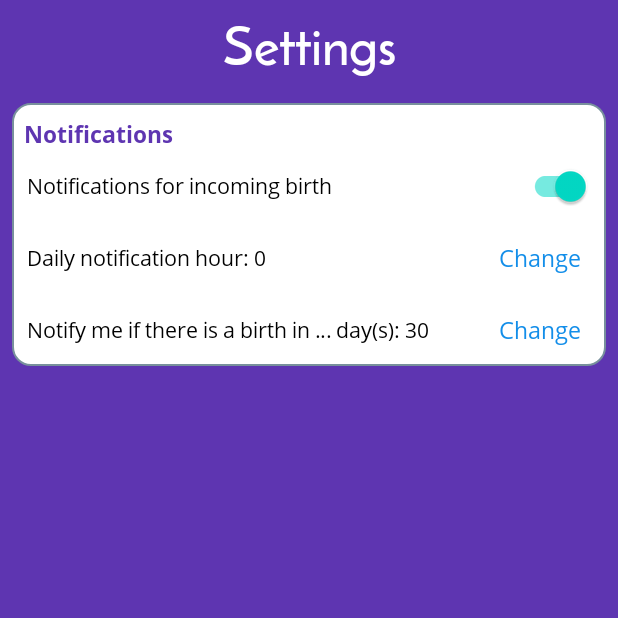
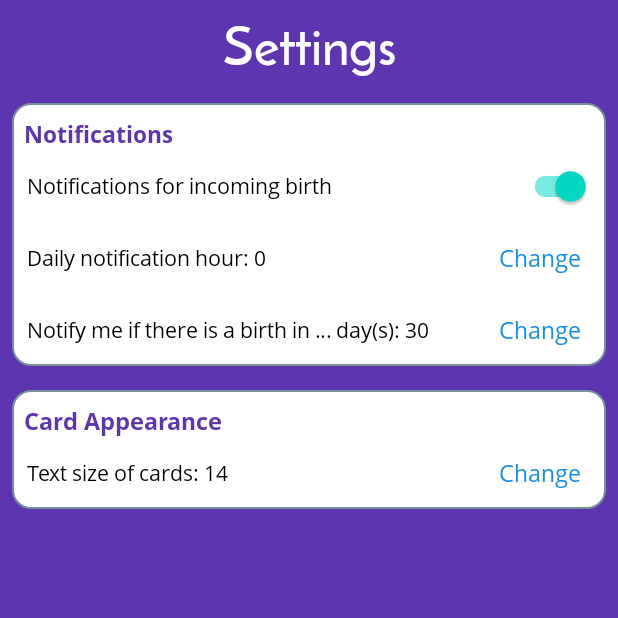
Before and after one commit to SametBozkurt/AnimalPregnancyTracking, an Android app: the ActivityAyarlar screen opened directly, with no data from a screen before it, on a phone screen of 412 x 824 dp, the top half of it. Run offline under Robolectric (Android 15) with nearby library versions, the phone set to English and light mode, and no system bars.

Commit message:
Keep working on Settings stuff...

```diff
--- a/app/build.gradle
+++ b/app/build.gradle
@@ -9,7 +9,7 @@ android {
         minSdkVersion 21
         targetSdkVersion 30
         versionCode 45
-        versionName '1.3.1-191220-hazirlik'
+        versionName '1.3.1-211220-hazirlik'
         testInstrumentationRunner "androidx.test.runner.AndroidJUnitRunner"
     }
     buildTypes {
--- a/app/src/main/AndroidManifest.xml
+++ b/app/src/main/AndroidManifest.xml
@@ -28,7 +28,6 @@
             android:name=".ActivityAyarlar"
             android:label="@string/title_activity_ayarlar"
             android:theme="@style/NoActionBar" />
-
         <activity
             android:name=".ActivityAppInfo"
             android:label="@string/activity_info_title"
@@ -89,7 +88,6 @@
             <intent-filter>
                 <action android:name="android.intent.action.MAIN" />
                 <action android:name="android.intent.action.VIEW" />
-
                 <category android:name="android.intent.category.LAUNCHER" />
             </intent-filter>
         </activity>
@@ -104,7 +102,8 @@
 
         <receiver
             android:name=".AlarmLauncher"
-            android:enabled="true">
+            android:enabled="true"
+            android:exported="false">
             <intent-filter>
                 <action android:name="android.intent.action.BOOT_COMPLETED" />
                 <action android:name="SET_AN_ALARM" />
@@ -121,6 +120,7 @@
                 android:name="android.support.FILE_PROVIDER_PATHS"
                 android:resource="@xml/file_paths" />
         </provider>
+
     </application>
 
 </manifest>
--- a/app/src/main/java/com/abcd/hayvandogumtakibi2/ActivityAyarlar.java
+++ b/app/src/main/java/com/abcd/hayvandogumtakibi2/ActivityAyarlar.java
@@ -11,10 +11,11 @@ import android.os.Bundle;
 import android.view.View;
 import android.widget.Button;
 import android.widget.CompoundButton;
+import android.widget.LinearLayout;
+import android.widget.RadioGroup;
 import android.widget.SeekBar;
 import android.widget.TextView;
 import android.widget.TimePicker;
-import android.widget.Toast;
 
 import androidx.appcompat.app.AppCompatActivity;
 
@@ -26,14 +27,18 @@ public class ActivityAyarlar extends AppCompatActivity {
     private static final int ALARM_REQ_CODE = 1233;
     private static final String ALARM_INTENT = "SET_AN_ALARM";
     Button changeHour, changeRange;
-
+    TextView notificationHour, notifyRange, textSize;
+    LinearLayout parentLayout;
 
     @Override
     protected void onCreate(Bundle savedInstanceState) {
         super.onCreate(savedInstanceState);
         setContentView(R.layout.activity_ayarlar);
-        final TextView notificationHour=findViewById(R.id.text_hour);
-        final TextView notifyRange=findViewById(R.id.text_range);
+        parentLayout=findViewById(R.id.linear_layout);
+        notificationHour=findViewById(R.id.text_hour);
+        notifyRange=findViewById(R.id.text_range);
+        textSize=findViewById(R.id.text_size);
+        final Button changeTextSize=findViewById(R.id.change_textSize);
         final SwitchMaterial switchNotifications=findViewById(R.id.switch_notifications);
         changeHour=findViewById(R.id.change_hour);
         changeRange=findViewById(R.id.change_the_range);
@@ -44,7 +49,6 @@ public class ActivityAyarlar extends AppCompatActivity {
                 if(isChecked){
                     PreferencesHolder.setIsIncomingBirthNotEnabled(context,true);
                     sendBroadcast(new Intent(context, AlarmLauncher.class).setAction(ALARM_INTENT));
-                    Toast.makeText(context,"Alarm set",Toast.LENGTH_SHORT).show();
                     enableNotElements();
                 }
                 else{
@@ -53,17 +57,10 @@ public class ActivityAyarlar extends AppCompatActivity {
                     final Intent intent = new Intent(getApplicationContext(), AlarmLauncher.class);
                     final PendingIntent pendingIntent = PendingIntent.getBroadcast(getApplicationContext(), ALARM_REQ_CODE, intent, PendingIntent.FLAG_CANCEL_CURRENT);
                     alarmManager.cancel(pendingIntent);
-                    Toast.makeText(context,"Alarm canceled",Toast.LENGTH_SHORT).show();
                     disableNotElements();
                 }
             }
         });
-        notificationHour.setText(new StringBuilder(getString(R.string.text_daily_not_hour))
-                .append(" ")
-                .append(PreferencesHolder.getAlarmHour(context)));
-        notifyRange.setText(new StringBuilder(getString(R.string.text_notify_range))
-                .append(" ")
-                .append(PreferencesHolder.getDayRange(context)));
         changeHour.setOnClickListener(new View.OnClickListener() {
             @Override
             public void onClick(View v) {
@@ -146,6 +143,52 @@ public class ActivityAyarlar extends AppCompatActivity {
                 seekbarDialog.show();
             }
         });
+        changeTextSize.setOnClickListener(new View.OnClickListener() {
+            @Override
+            public void onClick(View v) {
+                final float[] selectedSize = {14.0f};
+                final Dialog textSizeDialog=new Dialog(context);
+                textSizeDialog.setContentView(R.layout.layout_textsize_dialog);
+                final RadioGroup radioGroup=textSizeDialog.findViewById(R.id.radio_group_textSize);
+                final Button btnPositive=textSizeDialog.findViewById(R.id.btn_ok);
+                final Button btnNegative=textSizeDialog.findViewById(R.id.btn_cancel);
+                final TextView textView=textSizeDialog.findViewById(R.id.title_text);
+                radioGroup.setOnCheckedChangeListener(new RadioGroup.OnCheckedChangeListener() {
+                    @Override
+                    public void onCheckedChanged(RadioGroup group, int checkedId) {
+                        if(checkedId==R.id.sizeLarge){
+                            selectedSize[0] =18.0f;
+                        }
+                        else if(checkedId==R.id.sizeMedium){
+                            selectedSize[0] =14.0f;
+                        }
+                        else if(checkedId==R.id.sizeSmall){
+                            selectedSize[0] =12.0f;
+                        }
+                        textView.setText(new StringBuilder(getString(R.string.text_textSize))
+                                .append(" ")
+                                .append((int)selectedSize[0]));
+                    }
+                });
+                btnPositive.setOnClickListener(new View.OnClickListener() {
+                    @Override
+                    public void onClick(View v) {
+                        textSize.setText(new StringBuilder(getString(R.string.text_textSize))
+                                .append(" ")
+                                .append((int)selectedSize[0]));
+                        PreferencesHolder.setCardTextSize(context,selectedSize[0]);
+                        textSizeDialog.dismiss();
+                    }
+                });
+                btnNegative.setOnClickListener(new View.OnClickListener() {
+                    @Override
+                    public void onClick(View v) {
+                        textSizeDialog.dismiss();
+                    }
+                });
+                textSizeDialog.show();
+            }
+        });
     }
 
     @Override
@@ -154,6 +197,15 @@ public class ActivityAyarlar extends AppCompatActivity {
         if(!PreferencesHolder.getIsIncomingBirthNotEnabled(context)){
             disableNotElements();
         }
+        notificationHour.setText(new StringBuilder(getString(R.string.text_daily_not_hour))
+                .append(" ")
+                .append(PreferencesHolder.getAlarmHour(context)));
+        notifyRange.setText(new StringBuilder(getString(R.string.text_notify_range))
+                .append(" ")
+                .append(PreferencesHolder.getDayRange(context)));
+        textSize.setText(new StringBuilder(getString(R.string.text_textSize))
+                .append(" ")
+                .append((int)PreferencesHolder.getCardTextSize(context)));
     }
 
     protected void disableNotElements(){
@@ -168,4 +220,5 @@ public class ActivityAyarlar extends AppCompatActivity {
         changeHour.setTextColor(Color.parseColor("#138EE9"));
         changeRange.setTextColor(Color.parseColor("#138EE9"));
     }
+
 }
--- a/app/src/main/java/com/abcd/hayvandogumtakibi2/KayitlarAdapter.java
+++ b/app/src/main/java/com/abcd/hayvandogumtakibi2/KayitlarAdapter.java
@@ -5,6 +5,7 @@ import android.content.Intent;
 import android.graphics.Color;
 import android.os.Bundle;
 import android.os.Environment;
+import android.util.TypedValue;
 import android.view.Gravity;
 import android.view.LayoutInflater;
 import android.view.View;
@@ -55,6 +56,7 @@ public class KayitlarAdapter extends RecyclerView.Adapter<KayitlarAdapter.Custom
 
     @Override
     public void onBindViewHolder(@NonNull CustomViewHolder holder, int position) {
+        holder.textView.setTextSize(TypedValue.COMPLEX_UNIT_SP,PreferencesHolder.getCardTextSize(context));
         final DataModel dataModel=dataModelArrayList.get(position);
         switch(code){
             case 0:
--- a/app/src/main/java/com/abcd/hayvandogumtakibi2/KritiklerAdapter.java
+++ b/app/src/main/java/com/abcd/hayvandogumtakibi2/KritiklerAdapter.java
@@ -6,6 +6,7 @@ import android.graphics.Color;
 import android.net.Uri;
 import android.os.Bundle;
 import android.os.Environment;
+import android.util.TypedValue;
 import android.view.Gravity;
 import android.view.LayoutInflater;
 import android.view.View;
@@ -57,6 +58,7 @@ public class KritiklerAdapter extends RecyclerView.Adapter<KritiklerAdapter.Cust
 
     @Override
     public void onBindViewHolder(CustomViewHolder holder, int position) {
+        holder.textView.setTextSize(TypedValue.COMPLEX_UNIT_SP,PreferencesHolder.getCardTextSize(context));
         final DataModel dataModel=dataModelArrayList.get(position);
         holder.textView.setText(new StringBuilder(dataModel.getIsim()));
         switch(code){
--- a/app/src/main/java/com/abcd/hayvandogumtakibi2/PreferencesHolder.java
+++ b/app/src/main/java/com/abcd/hayvandogumtakibi2/PreferencesHolder.java
@@ -9,6 +9,7 @@ public class PreferencesHolder {
     private static final String CONF_KEY_HOUR = "alarm_hour";
     private static final String CONF_KEY_DAY_RANGE = "critical_day_range";
     private static final String CONF_KEY_INCOMING_BIRTH_NOT = "is_incoming_birth_not_enabled";
+    private static final String CONF_KEY_TEXT_SIZE_OF_CARDS = "text_size_of_cards";
 
     static int getAlarmHour(final Context context){
         final SharedPreferences sharedPref = context.getSharedPreferences(PREF_CONF_FILE_NAME,Context.MODE_PRIVATE);
@@ -46,4 +47,16 @@ public class PreferencesHolder {
         editor.apply();
     }
 
+    static float getCardTextSize(final Context context){
+        final SharedPreferences sharedPref = context.getSharedPreferences(PREF_CONF_FILE_NAME,Context.MODE_PRIVATE);
+        return sharedPref.getFloat(CONF_KEY_TEXT_SIZE_OF_CARDS, 14.0f);
+    }
+
+    static void setCardTextSize(final Context context, float size){
+        final SharedPreferences sharedPref = context.getSharedPreferences(PREF_CONF_FILE_NAME,Context.MODE_PRIVATE);
+        final SharedPreferences.Editor editor = sharedPref.edit();
+        editor.putFloat(CONF_KEY_TEXT_SIZE_OF_CARDS, size);
+        editor.apply();
+    }
+
 }
--- a/app/src/main/res/layout/activity_ayarlar.xml
+++ b/app/src/main/res/layout/activity_ayarlar.xml
@@ -5,6 +5,7 @@
     xmlns:app="http://schemas.android.com/apk/res-auto"
     android:layout_width="match_parent"
     android:layout_height="match_parent"
+    android:id="@+id/linear_layout"
     android:orientation="vertical"
     android:background="#5e35b1"
     tools:context=".ActivityAyarlar">
@@ -83,14 +84,14 @@
                 android:id="@+id/text_range"
                 android:layout_width="wrap_content"
                 android:layout_height="wrap_content"
+                android:layout_alignStart="@id/change_the_range"
                 android:layout_alignParentStart="true"
                 android:layout_centerVertical="true"
-                android:layout_alignStart="@id/change_the_range"
                 android:layout_marginStart="@dimen/margin_kategori_3"
                 android:layout_marginEnd="@dimen/margin_kategori_3"
                 android:fontFamily="@font/open_sans"
                 android:text="@string/text_notify_range"
-                android:textColor="#000" />
+                android:textColor="#000"/>
 
             <com.google.android.material.button.MaterialButton
                 android:id="@+id/change_the_range"
@@ -108,4 +109,52 @@
 
     </LinearLayout>
 
+    <LinearLayout
+        android:layout_width="match_parent"
+        android:layout_height="wrap_content"
+        android:background="@drawable/item_style_5"
+        android:layout_margin="@dimen/margin_kategori_2"
+        android:orientation="vertical">
+
+        <TextView
+            android:layout_width="wrap_content"
+            android:layout_height="wrap_content"
+            android:layout_gravity="start"
+            android:layout_marginStart="@dimen/margin_kategori_2"
+            android:layout_marginTop="@dimen/margin_kategori_3"
+            android:fontFamily="@font/open_sans_bold"
+            android:text="@string/title_cardAppearance"
+            android:textColor="#5e35b1"
+            android:textSize="15sp" />
+
+        <FrameLayout
+            android:layout_width="match_parent"
+            android:layout_height="wrap_content">
+
+            <TextView
+                android:id="@+id/text_size"
+                android:layout_width="wrap_content"
+                android:layout_height="wrap_content"
+                android:layout_gravity="start|center_vertical"
+                android:layout_marginStart="@dimen/margin_kategori_3"
+                android:layout_marginEnd="@dimen/margin_kategori_3"
+                android:fontFamily="@font/open_sans"
+                android:text="@string/text_textSize"
+                android:textColor="#000" />
+
+            <com.google.android.material.button.MaterialButton
+                android:id="@+id/change_textSize"
+                style="@style/TextButton1"
+                android:layout_width="wrap_content"
+                android:layout_height="wrap_content"
+                android:fontFamily="@font/open_sans"
+                android:text="@string/button_text_change"
+                android:textColor="#138EE9"
+                android:layout_gravity="end"
+                app:rippleColor="#84BCE4" />
+
+        </FrameLayout>
+
+    </LinearLayout>
+
 </LinearLayout>
--- a/app/src/main/res/layout/layout_timepicker_dialog.xml
+++ b/app/src/main/res/layout/layout_timepicker_dialog.xml
@@ -41,5 +41,4 @@
 
     </FrameLayout>
 
-
 </LinearLayout>
--- a/app/src/main/res/values/strings.xml
+++ b/app/src/main/res/values/strings.xml
@@ -158,5 +158,10 @@
     <string name="text_cancel">Cancel</string>
     <string name="text_notify_range">Notify me if there is a birth in … day(s):</string>
     <string name="title_notifications">Notifications</string>
+    <string name="title_cardAppearance">Card Appearance</string>
+    <string name="text_textSize">Text size of cards:</string>
+    <string name="textsizeLarge">Large-18pt</string>
+    <string name="textsizeMedium">Medium/Default-14pt</string>
+    <string name="textsizeSmall">Small-12pt</string>
     <!-- Strings used for fragments for navigation -->
 </resources>
```
Also changed, not shown: app/src/main/java/com/abcd/hayvandogumtakibi2/AlarmLauncher.java (+0 -18 lines), app/src/main/res/layout/layout_textsize_dialog.xml (added, +85 -0 lines), 2 other files.
